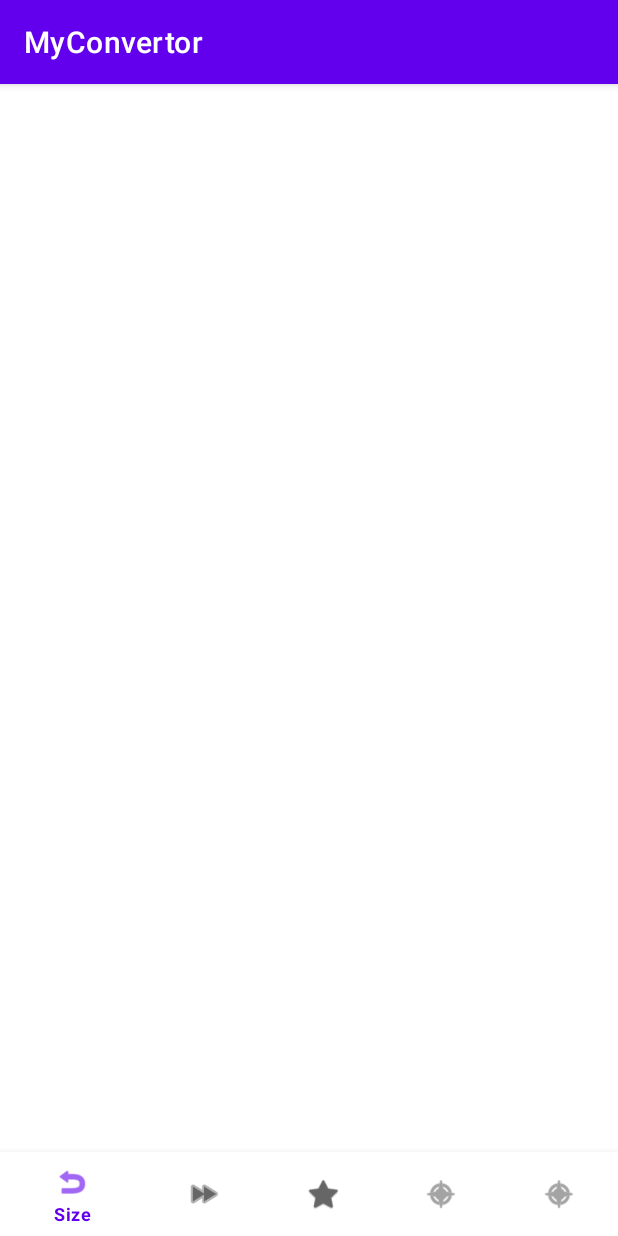
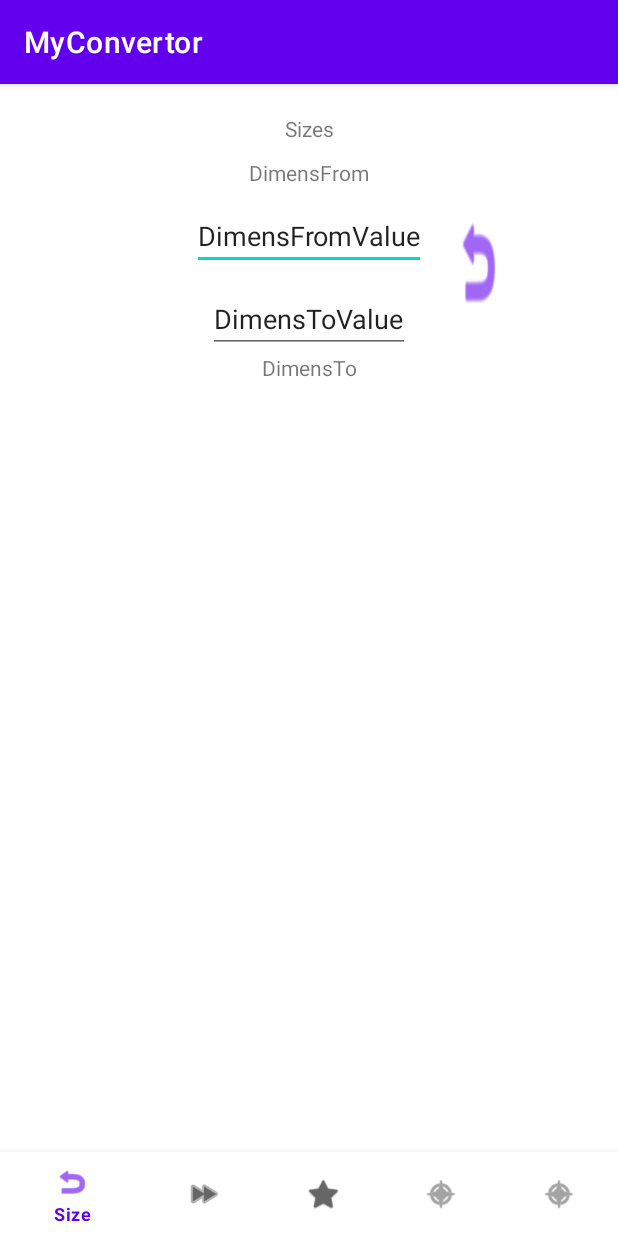
Before and after one commit to docAlexxx/MyConvertor, an Android app: the screen it shows after launch (MainActivity), on a phone screen of 412 x 824 dp. Run offline under Robolectric (Android 15) with nearby library versions, the phone set to English and light mode, and no system bars.

Commit message:
SizesFragment

```diff
--- a/app/build.gradle
+++ b/app/build.gradle
@@ -14,6 +14,10 @@ android {
         versionName "1.0"
 
         testInstrumentationRunner "androidx.test.runner.AndroidJUnitRunner"
+    }
+
+    buildFeatures{
+        viewBinding true
     }
 
     buildTypes {
@@ -37,6 +41,7 @@ dependencies {
     implementation 'androidx.appcompat:appcompat:1.3.0'
     implementation 'com.google.android.material:material:1.4.0'
     implementation 'androidx.constraintlayout:constraintlayout:2.0.4'
+    implementation 'androidx.databinding:viewbinding:4.2.2'
     testImplementation 'junit:junit:4.13.2'
     androidTestImplementation 'androidx.test.ext:junit:1.1.3'
     androidTestImplementation 'androidx.test.espresso:espresso-core:3.4.0'
--- /dev/null
+++ b/app/src/main/java/com/example/myconvertor/BidingFragment.kt
@@ -0,0 +1,37 @@
+package com.example.myconvertor
+
+import android.os.Bundle
+import android.view.LayoutInflater
+import android.view.View
+import android.view.ViewGroup
+import androidx.fragment.app.Fragment
+import androidx.viewbinding.ViewBinding
+
+
+abstract class BindingFragment<T : ViewBinding>(
+    private val inflateBinding: (inflater: LayoutInflater, root: ViewGroup?, attachToRoot: Boolean) -> T
+) : Fragment() {
+
+    abstract val viewModel: Any
+    private var _binding: T? = null
+    val binding: T
+        get() {
+            return _binding!!
+        }
+
+    override fun onCreateView(
+        inflater: LayoutInflater,
+        container: ViewGroup?,
+        savedInstanceState: Bundle?
+    ): View {
+        _binding = inflateBinding.invoke(inflater, container, false)
+        return binding.root
+    }
+
+    override fun onDestroy() {
+        super.onDestroy()
+        _binding = null
+    }
+
+
+    }
--- a/app/src/main/java/com/example/myconvertor/MainActivity.kt
+++ b/app/src/main/java/com/example/myconvertor/MainActivity.kt
@@ -2,10 +2,51 @@ package com.example.myconvertor
 
 import androidx.appcompat.app.AppCompatActivity
 import android.os.Bundle
+import androidx.fragment.app.Fragment
+import com.example.myconvertor.databinding.ActivityMainBinding
 
 class MainActivity : AppCompatActivity() {
+
+    lateinit var binding: ActivityMainBinding
+
     override fun onCreate(savedInstanceState: Bundle?) {
         super.onCreate(savedInstanceState)
         setContentView(R.layout.activity_main)
+
+        binding = ActivityMainBinding.inflate(layoutInflater)
+        setContentView(binding.root)
+
+        binding.bottomNavigationViewActivity.setOnItemSelectedListener {
+            when (it.itemId) {
+                R.id.button_size -> {
+                    navigateTo(SizesFragment())
+                    true
+                }
+                R.id.button_weight -> {
+
+                    true
+                }
+                R.id.button_velocity -> {
+
+                    true
+                }
+                R.id.button_volume -> {
+
+                    true
+                }
+                R.id.button_force -> {
+
+                    true
+                }
+
+                else -> true
+            }
+        }
+        binding.bottomNavigationViewActivity.selectedItemId = R.id.button_size
+    }
+
+    fun navigateTo(fragment: Fragment) {
+          supportFragmentManager.beginTransaction().replace(R.id.containerActivity, fragment).commit()
+
     }
 }
--- /dev/null
+++ b/app/src/main/java/com/example/myconvertor/SizesFragment.kt
@@ -0,0 +1,18 @@
+package com.example.myconvertor
+
+import android.os.Bundle
+import android.view.View
+import com.example.myconvertor.databinding.FragmentSizesBinding
+
+class SizesFragment :BindingFragment<FragmentSizesBinding>(FragmentSizesBinding::inflate) {
+
+    override fun onViewCreated(view: View, savedInstanceState: Bundle?) {
+        super.onViewCreated(view, savedInstanceState)
+
+    }
+
+
+    override val viewModel: Any
+        get() = TODO("Not yet implemented")
+
+}
--- /dev/null
+++ b/app/src/main/res/layout/fragment_sizes.xml
@@ -0,0 +1,99 @@
+<?xml version="1.0" encoding="utf-8"?>
+<androidx.constraintlayout.widget.ConstraintLayout
+    xmlns:android="http://schemas.android.com/apk/res/android"
+    xmlns:app="http://schemas.android.com/apk/res-auto"
+    android:layout_width="match_parent"
+    android:layout_height="match_parent">
+
+
+    <androidx.constraintlayout.widget.ConstraintLayout
+        android:id="@+id/containerSizesConvert"
+        android:layout_width="match_parent"
+        android:layout_height="wrap_content"
+        app:layout_constraintBottom_toTopOf="@+id/containerRecycler"
+        app:layout_constraintEnd_toEndOf="parent"
+        app:layout_constraintStart_toStartOf="parent"
+        >
+
+        <TextView
+            android:id="@+id/dimensionType"
+            android:layout_width="wrap_content"
+            android:layout_height="wrap_content"
+            android:text="Sizes"
+            app:layout_constraintEnd_toEndOf="parent"
+            app:layout_constraintStart_toStartOf="parent"
+            app:layout_constraintTop_toTopOf="parent"
+            android:layout_margin="20dp"/>
+
+        <TextView
+            android:id="@+id/dimensionFrom"
+            android:layout_width="wrap_content"
+            android:layout_height="wrap_content"
+            android:text="DimensFrom"
+            app:layout_constraintEnd_toEndOf="parent"
+            app:layout_constraintStart_toStartOf="parent"
+            app:layout_constraintTop_toBottomOf="@+id/dimensionType"
+            android:layout_margin="10dp"/>
+
+        <EditText
+            android:id="@+id/dimensionFromValue"
+            android:layout_width="wrap_content"
+            android:layout_height="wrap_content"
+            android:text="DimensFromValue"
+            app:layout_constraintEnd_toEndOf="parent"
+            app:layout_constraintStart_toStartOf="parent"
+            app:layout_constraintTop_toBottomOf="@+id/dimensionFrom"
+            android:layout_margin="10dp"/>
+
+        <EditText
+            android:id="@+id/dimensionToValue"
+            android:layout_width="wrap_content"
+            android:layout_height="wrap_content"
+            android:text="DimensToValue"
+            app:layout_constraintEnd_toEndOf="parent"
+            app:layout_constraintStart_toStartOf="parent"
+            app:layout_constraintTop_toBottomOf="@+id/dimensionFromValue"
+            android:layout_margin="10dp"/>
+
+        <TextView
+            android:id="@+id/dimensionTo"
+            android:layout_width="wrap_content"
+            android:layout_height="wrap_content"
+            android:text="DimensTo"
+            app:layout_constraintEnd_toEndOf="parent"
+            app:layout_constraintStart_toStartOf="parent"
+            app:layout_constraintTop_toBottomOf="@+id/dimensionToValue" />
+
+
+        <com.google.android.material.button.MaterialButton
+            android:layout_width="30dp"
+            android:layout_height="80dp"
+            android:layout_marginStart="20dp"
+            app:layout_constraintStart_toEndOf="@+id/dimensionFromValue"
+            app:layout_constraintTop_toTopOf="@+id/dimensionFromValue"
+            android:background="@android:drawable/ic_menu_revert"
+           />
+
+
+    </androidx.constraintlayout.widget.ConstraintLayout>
+
+
+    <androidx.constraintlayout.widget.ConstraintLayout
+        android:id="@+id/containerRecycler"
+        android:layout_width="match_parent"
+        android:layout_height="wrap_content"
+        app:layout_constraintTop_toBottomOf="@+id/containerSizesConvert">
+
+        <androidx.recyclerview.widget.RecyclerView
+            android:id="@+id/recyclerView"
+            android:layout_width="match_parent"
+            android:layout_height="wrap_content"
+            app:layoutManager="androidx.recyclerview.widget.LinearLayoutManager"
+            app:layout_constraintEnd_toEndOf="parent"
+            app:layout_constraintHorizontal_bias="0.0"
+            app:layout_constraintStart_toStartOf="parent"
+            app:layout_constraintTop_toTopOf="parent" />
+
+    </androidx.constraintlayout.widget.ConstraintLayout>
+
+</androidx.constraintlayout.widget.ConstraintLayout>
```
